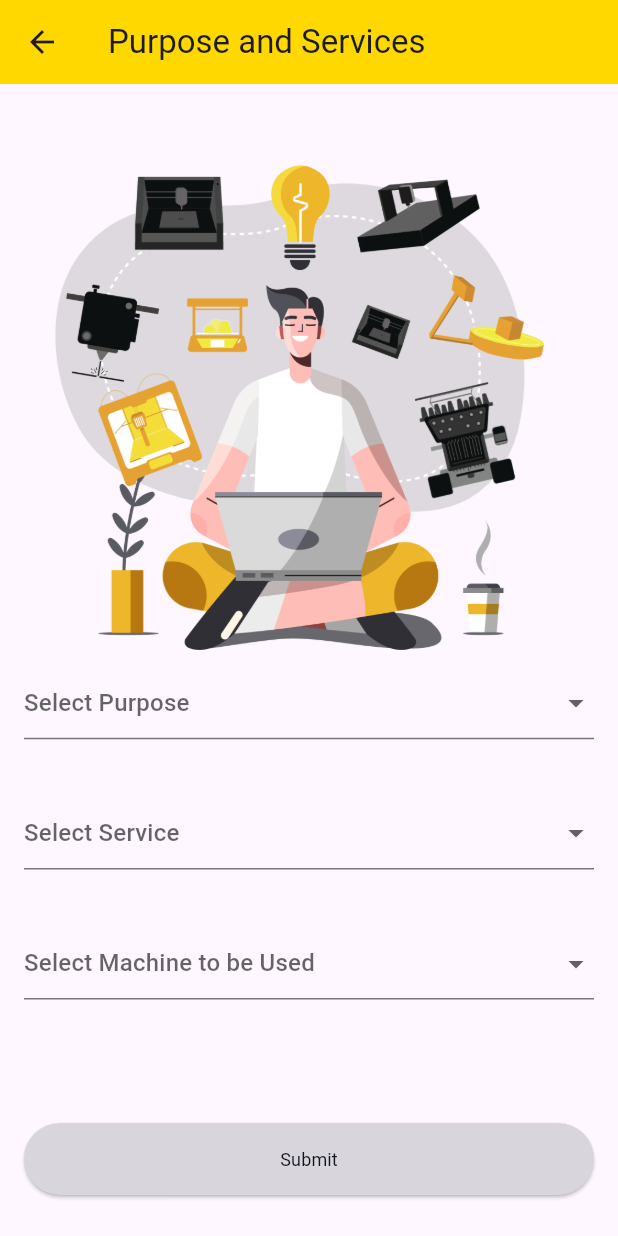
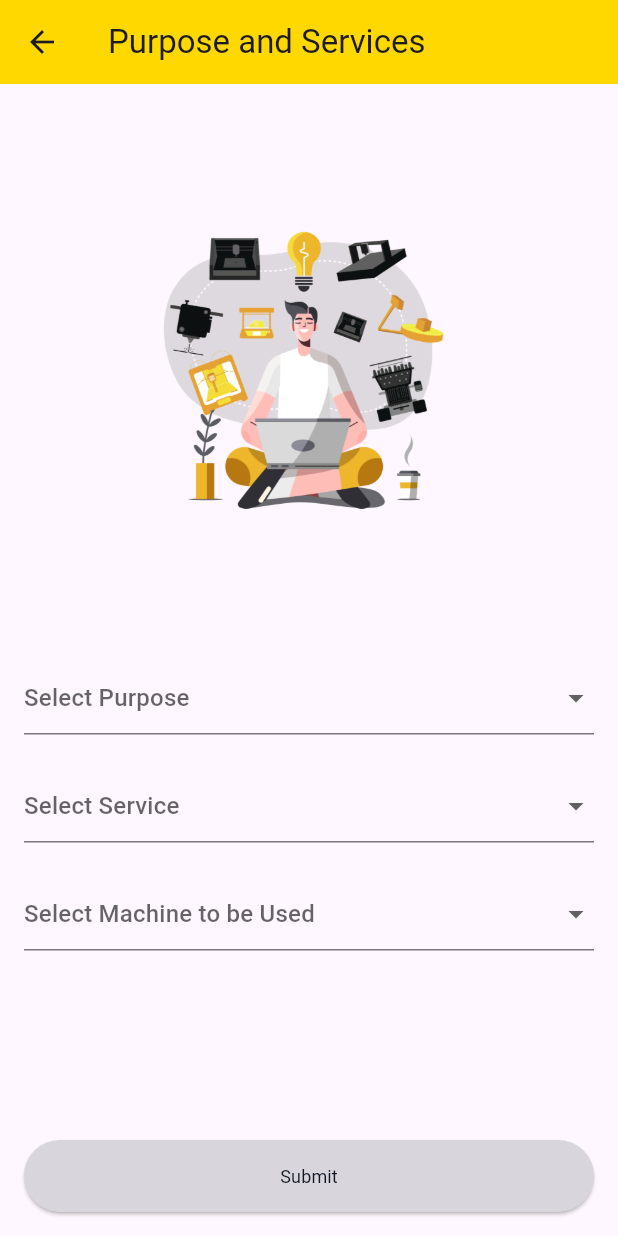
Before and after one commit to jojoneku/jmakers_qrscanner_mobile, a Flutter app: the PurposeAndServicesScreen screen opened by its route, on a phone screen of 412 x 824 dp. Run offline on Flutter 3.47's test engine with Material 3 defaults, Android fonts, the phone set to English and light mode, and no system bars; our stand-ins replace auto_route, cloud_firestore, firebase_core, freezed_annotation, mvc_pattern, syncfusion_flutter_datagrid; missing offline and left inert: encrypt, qr_code_scanner, syncfusion_flutter_datagrid_export, syncfusion_flutter_xlsio; accounts and stored records are empty; Roboto replaces fonts that are missing (Nunito).

Commit message:
feat. push

```diff
--- a/lib/main.dart
+++ b/lib/main.dart
@@ -24,6 +24,7 @@
     return MaterialApp.router(
       theme: ThemeData(primaryColor: mainYellow),
       routerConfig: appRouter.config(),
+      debugShowCheckedModeBanner: false,
     );
   }
 }
--- a/lib/views/purpose_screen.dart
+++ b/lib/views/purpose_screen.dart
@@ -27,14 +27,15 @@
     "Personal DIY",
     "Community Project",
     "Company/Org. Event",
+    "Others",
   ];
 
   List<String> serviceOptions = [
     "Digital Fabrication",
     "Design Development/Consultation",
-    "Project Development/Prototyping",
-    "Workshop Training",
-    "Benchmark",
+    "Product Development/Prototyping",
+    "Workshop/Training",
+    "Benchmark & Tours",
   ];
 
   List<String> machineOptions = [
@@ -88,9 +89,13 @@
         child: Center(
           child: Column(
             crossAxisAlignment: CrossAxisAlignment.center,
-            mainAxisAlignment: MainAxisAlignment.spaceEvenly,
+            mainAxisAlignment: MainAxisAlignment.spaceBetween,
             children: [
-              Image.asset('assets/image/landingvector.png', height: 350),
+              const SizedBox(height: 32),
+              Image.asset('assets/image/landingvector.png', height: 200),
+              const SizedBox(height: 32),
+              Column(
+                children: [
                   DropdownButtonFormField<String>(
                     value: selectedPurpose,
                     hint: const Text('Select Purpose'),
@@ -106,7 +111,7 @@
                       });
                     },
                   ),
-              const SizedBox(height: 16),
+                  const SizedBox(height: 24),
                   DropdownButtonFormField<String>(
                     value: selectedService,
                     hint: const Text('Select Service'),
@@ -122,7 +127,7 @@
                       });
                     },
                   ),
-              const SizedBox(height: 16),
+                  const SizedBox(height: 24),
                   DropdownButtonFormField<String>(
                     value: selectedMachine,
                     hint: const Text('Select Machine to be Used'),
@@ -138,7 +143,9 @@
                       });
                     },
                   ),
-              const SizedBox(height: 16),
+                  const SizedBox(height: 24),
+                ],
+              ),
               if (errorText != null)
                 Text(
                   errorText!,
```
Also changed, not shown: lib/styles/buttons.dart (+4 -3 lines), lib/views/attendance_list_syncfusion_screen.dart (+50 -16 lines), lib/views/qr_scanner_screen.dart (+12 -5 lines), pubspec.yaml (+4 -3 lines), pubspec.lock, 3 other files. Lines whose indentation alone changed are shown as unchanged.
